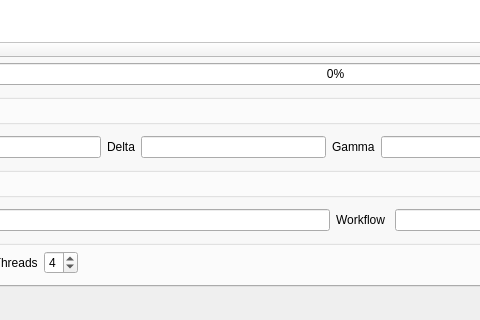
Old version of the form trunk/sdpa-gui/sdpa-gui/monitorwindow.ui in the repository cc-hpc-itwm/gpispace; both pictures show x 159 to 639 and y 420 to 740 of the 989 by 740 pixel window.
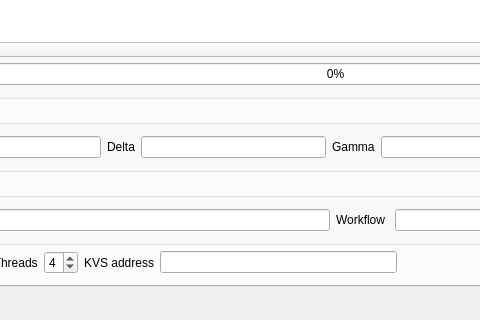
New version of the form.

Commit message: added kvs url edit control and corresp. handling code to sdpa-gui

Patch:
```diff
--- a/trunk/sdpa-gui/sdpa-gui/monitorwindow.ui
+++ b/trunk/sdpa-gui/sdpa-gui/monitorwindow.ui
@@ -438,6 +438,20 @@
               </item>
              </layout>
             </item>
+            <item>
+             <widget class="QLabel" name="label_21">
+              <property name="text">
+               <string>KVS address</string>
+              </property>
+             </widget>
+            </item>
+            <item>
+             <widget class="QLineEdit" name="m_editKvsUrl">
+              <property name="alignment">
+               <set>Qt::AlignRight|Qt::AlignTrailing|Qt::AlignVCenter</set>
+              </property>
+             </widget>
+            </item>
             <item>
              <spacer name="horizontalSpacer">
               <property name="orientation">
```
Left out of the diff: 4 changed lines with no effect on the pictures. The commit also changes 2 other files.
